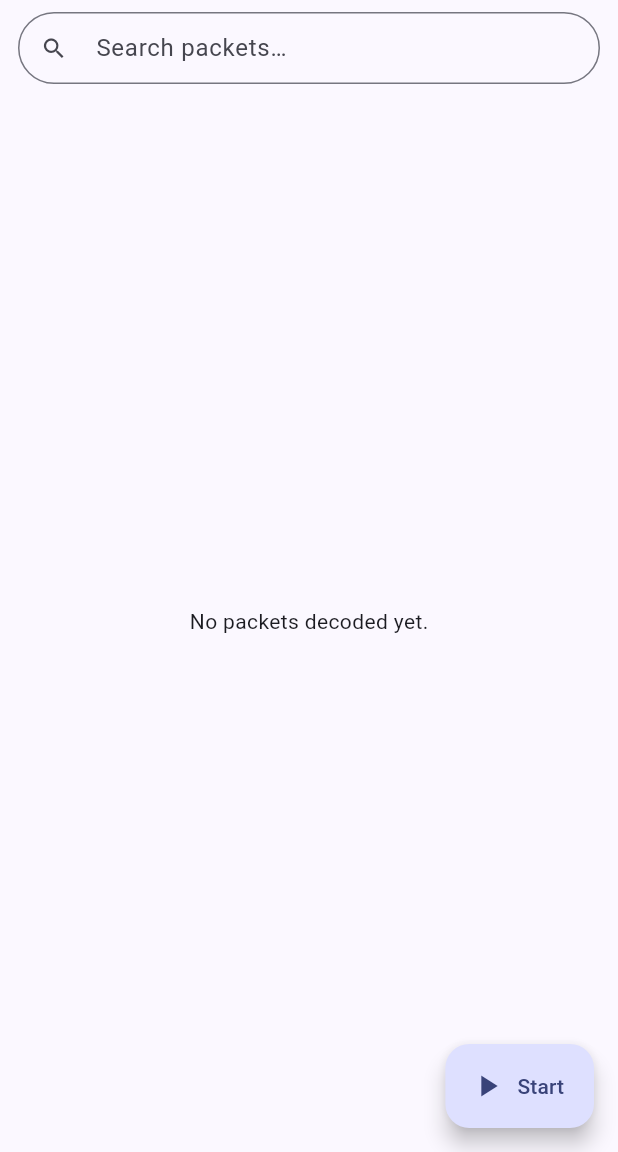
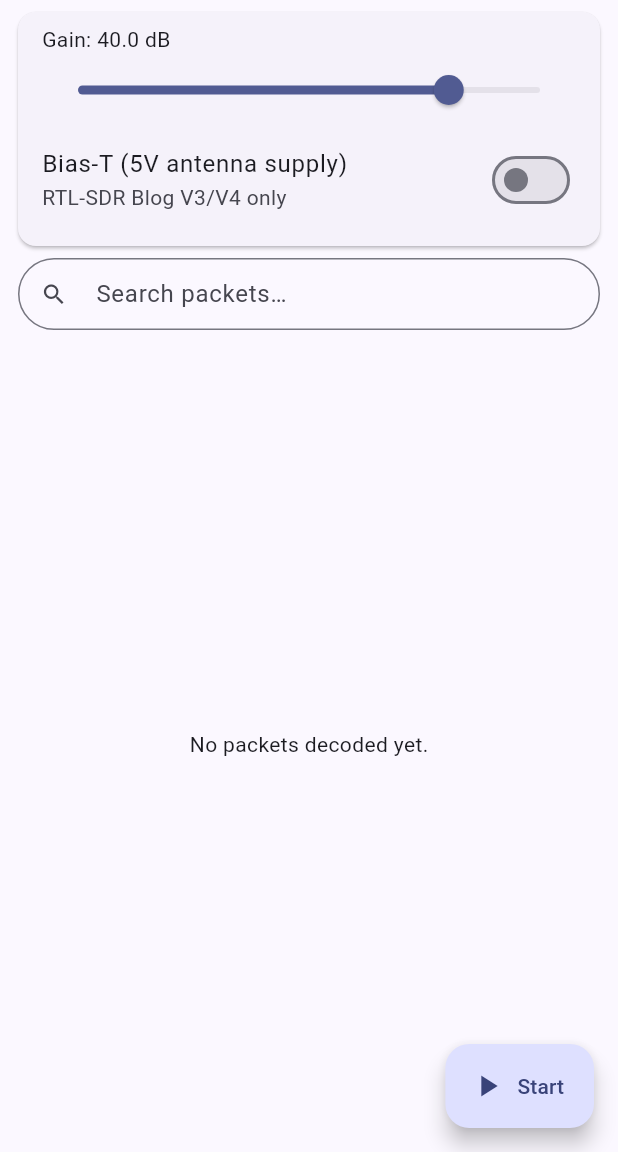
Before and after one commit to SarahRoseLives/and433, a Flutter app: the screen it shows after launch, after a tap on "Start", on a phone screen of 412 x 824 dp, the part 84-1236 px from its top. Run offline on Flutter 3.47's test engine with Material 3 defaults, Android fonts, the phone set to English and light mode, and no system bars; our stand-ins replace geolocator, share_plus; missing offline and left inert: dart:ffi.

Commit message:
Add gain slider (AGC to 49.6 dB) and bias-T toggle
- rtl433_ffi_start() now takes gain_str (NULL=AGC) and bias_t params
- gain_str passed to cfg->gain_str; bias_t sets cfg->settings_str=biastee=1
- Dart FFI bindings updated to match new C signature
- UI: settings card shown when stopped with gain slider and bias-T switch
  Slider range 0.0 (AGC) to 49.6 dB, defaults to 40 dB

Co-authored-by: Copilot <223556219+Copilot@users.noreply.github.com>

```diff
--- a/and433_app/lib/main.dart
+++ b/and433_app/lib/main.dart
@@ -49,6 +49,10 @@ class _DecoderPageState extends State<DecoderPage> {
   String _searchQuery = '';
   final Set<String> _selectedModels = {};
 
+  // SDR settings
+  double _gainDb = 40.0; // 0.0 = AGC
+  bool _biasT = false;
+
   List<Map<String, dynamic>> get _filteredPackets {
     final query = _searchQuery.toLowerCase();
     return _packets.where((p) {
@@ -84,6 +88,8 @@ class _DecoderPageState extends State<DecoderPage> {
         devQuery: devQuery,
         freqHz: _freqHz,
         sampleRate: _sampleRate,
+        gainStr: _gainDb == 0.0 ? null : _gainDb.toStringAsFixed(1),
+        biasT: _biasT,
       );
 
       _sub = stream.listen(
@@ -204,6 +210,48 @@ class _DecoderPageState extends State<DecoderPage> {
       ),
       body: Column(
         children: [
+          // ── SDR settings (shown when stopped) ─────────────────────────
+          if (!_isRunning)
+            Card(
+              margin: const EdgeInsets.fromLTRB(12, 8, 12, 0),
+              child: Padding(
+                padding: const EdgeInsets.symmetric(horizontal: 16, vertical: 8),
+                child: Column(
+                  crossAxisAlignment: CrossAxisAlignment.start,
+                  children: [
+                    Row(
+                      children: [
+                        Expanded(
+                          child: Text(
+                            _gainDb == 0.0
+                                ? 'Gain: AGC (automatic)'
+                                : 'Gain: ${_gainDb.toStringAsFixed(1)} dB',
+                            style: Theme.of(context).textTheme.bodyMedium,
+                          ),
+                        ),
+                      ],
+                    ),
+                    Slider(
+                      value: _gainDb,
+                      min: 0.0,
+                      max: 49.6,
+                      divisions: 496,
+                      label: _gainDb == 0.0
+                          ? 'AGC'
+                          : '${_gainDb.toStringAsFixed(1)} dB',
+                      onChanged: (v) => setState(() => _gainDb = v),
+                    ),
+                    SwitchListTile(
+                      contentPadding: EdgeInsets.zero,
+                      title: const Text('Bias-T (5V antenna supply)'),
+                      subtitle: const Text('RTL-SDR Blog V3/V4 only'),
+                      value: _biasT,
+                      onChanged: (v) => setState(() => _biasT = v),
+                    ),
+                  ],
+                ),
+              ),
+            ),
           // ── Search bar ─────────────────────────────────────────────────
           Padding(
             padding: const EdgeInsets.fromLTRB(12, 8, 12, 4),
--- a/and433_app/lib/src/rtl433_ffi_bindings.dart
+++ b/and433_app/lib/src/rtl433_ffi_bindings.dart
@@ -23,6 +23,8 @@ typedef Rtl433StartNative = Int32 Function(
   Pointer<Utf8> devQuery,
   Uint32 freqHz,
   Uint32 sampleRate,
+  Pointer<Utf8> gainStr,
+  Int32 biasT,
   Pointer<NativeFunction<Rtl433DataCbNative>> cb,
   Pointer<Void> ctx,
 );
@@ -30,6 +32,8 @@ typedef Rtl433StartDart = int Function(
   Pointer<Utf8> devQuery,
   int freqHz,
   int sampleRate,
+  Pointer<Utf8> gainStr,
+  int biasT,
   Pointer<NativeFunction<Rtl433DataCbNative>> cb,
   Pointer<Void> ctx,
 );
--- a/and433_app/lib/src/rtl433_plugin.dart
+++ b/and433_app/lib/src/rtl433_plugin.dart
@@ -32,6 +32,8 @@ class Rtl433Plugin {
     required String devQuery,
     int freqHz = 433920000,
     int sampleRate = 250000,
+    String? gainStr,   // null = AGC; "40" = 40 dB etc.
+    bool biasT = false,
   }) {
     if (_running) throw StateError('Already decoding. Call stopDecoding() first.');
 
@@ -70,11 +72,16 @@ class Rtl433Plugin {
     );
 
     final devQueryPtr = devQuery.toNativeUtf8(allocator: malloc);
+    final gainStrPtr = (gainStr != null && gainStr.isNotEmpty)
+        ? gainStr.toNativeUtf8(allocator: malloc)
+        : ''.toNativeUtf8(allocator: malloc);
     try {
       final rc = Rtl433FfiBindings.instance.start(
         devQueryPtr,
         freqHz,
         sampleRate,
+        gainStrPtr,
+        biasT ? 1 : 0,
         _nativeCallback!.nativeFunction,
         nullptr,
       );
@@ -84,6 +91,7 @@ class Rtl433Plugin {
       }
     } finally {
       malloc.free(devQueryPtr);
+      malloc.free(gainStrPtr);
     }
 
     _running = true;
```
